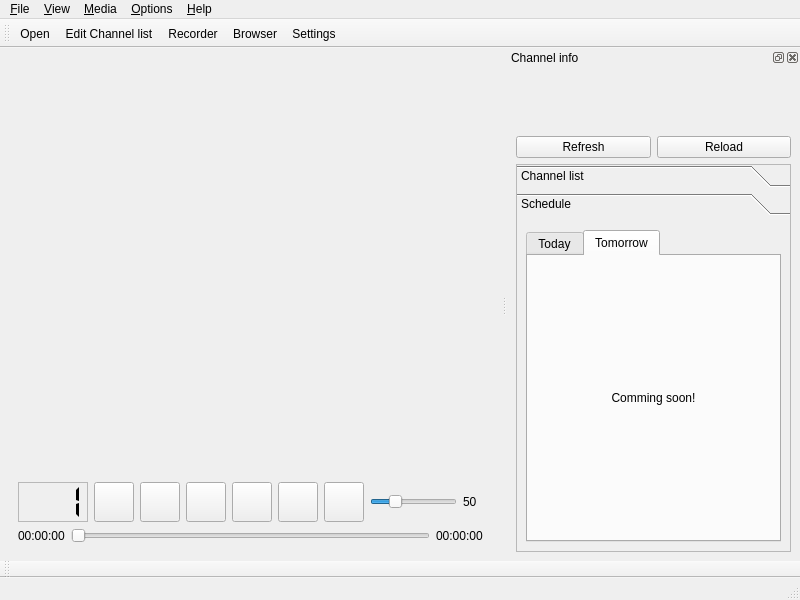
ntadej/tano, file ui/MainWindow.ui: the form before one commit.
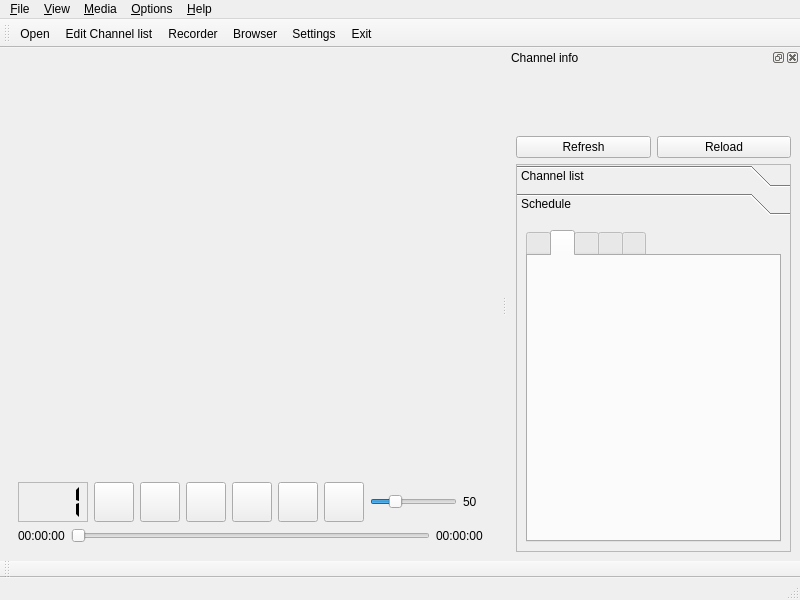
The form after the commit. The open tabs and pages were chosen to show the change. Icons and pictures are not drawn. Custom widgets are drawn as their Qt base class.

The edit to the form file:
```diff
--- a/ui/MainWindow.ui
+++ b/ui/MainWindow.ui
@@ -422,11 +422,12 @@
    <attribute name="toolBarBreak" >
     <bool>false</bool>
    </attribute>
-   <addaction name="actionOpenToolbar" />
-   <addaction name="actionEditPlaylist" />
-   <addaction name="actionRecorder" />
-   <addaction name="actionBrowser" />
-   <addaction name="actionSettings" />
+   <addaction name="actionOpenToolbar"/>
+   <addaction name="actionEditPlaylist"/>
+   <addaction name="actionRecorder"/>
+   <addaction name="actionBrowser"/>
+   <addaction name="actionSettings"/>
+   <addaction name="actionClose"/>
   </widget>
   <widget class="QDockWidget" name="playlistWidget" >
    <property name="windowIcon" >
@@ -536,13 +537,13 @@
          </item>
         </layout>
        </widget>
-       <widget class="QWidget" name="pageEpg" >
-        <property name="geometry" >
+       <widget class="QWidget" name="pageEpg">
+        <property name="geometry">
          <rect>
           <x>0</x>
           <y>0</y>
-          <width>139</width>
-          <height>66</height>
+          <width>271</width>
+          <height>293</height>
          </rect>
         </property>
         <attribute name="label" >
@@ -554,9 +555,12 @@
            <property name="currentIndex" >
             <number>0</number>
            </property>
-           <widget class="QWidget" name="tabToday" >
-            <attribute name="title" >
-             <string>Today</string>
+           <property name="usesScrollButtons">
+            <bool>false</bool>
+           </property>
+           <widget class="QWidget" name="tabToday">
+            <attribute name="title">
+             <string/>
             </attribute>
             <layout class="QVBoxLayout" name="verticalLayout_2" >
              <item>
@@ -564,17 +568,43 @@
              </item>
             </layout>
            </widget>
-           <widget class="QWidget" name="tabTomorrow" >
-            <attribute name="title" >
-             <string>Tomorrow</string>
+           <widget class="QWidget" name="tabDay2">
+            <attribute name="title">
+             <string/>
             </attribute>
-            <layout class="QVBoxLayout" name="verticalLayout_6" >
+            <layout class="QVBoxLayout" name="verticalLayout_5">
              <item>
-              <widget class="QLabel" name="label" >
-               <property name="text" >
-                <string>&lt;center>Comming soon!&lt;/center></string>
-               </property>
-              </widget>
+              <widget class="EpgToday" name="epgToday_2" native="true"/>
+             </item>
+            </layout>
+           </widget>
+           <widget class="QWidget" name="tabDay3">
+            <attribute name="title">
+             <string/>
+            </attribute>
+            <layout class="QVBoxLayout" name="verticalLayout_6">
+             <item>
+              <widget class="EpgToday" name="epgToday_3" native="true"/>
+             </item>
+            </layout>
+           </widget>
+           <widget class="QWidget" name="tabDay4">
+            <attribute name="title">
+             <string/>
+            </attribute>
+            <layout class="QVBoxLayout" name="verticalLayout_8">
+             <item>
+              <widget class="EpgToday" name="epgToday_4" native="true"/>
+             </item>
+            </layout>
+           </widget>
+           <widget class="QWidget" name="tabDay5">
+            <attribute name="title">
+             <string/>
+            </attribute>
+            <layout class="QVBoxLayout" name="verticalLayout_9">
+             <item>
+              <widget class="EpgToday" name="epgToday_5" native="true"/>
              </item>
             </layout>
            </widget>
```
Left out of the diff: 659 changed lines with no effect on the pictures.
